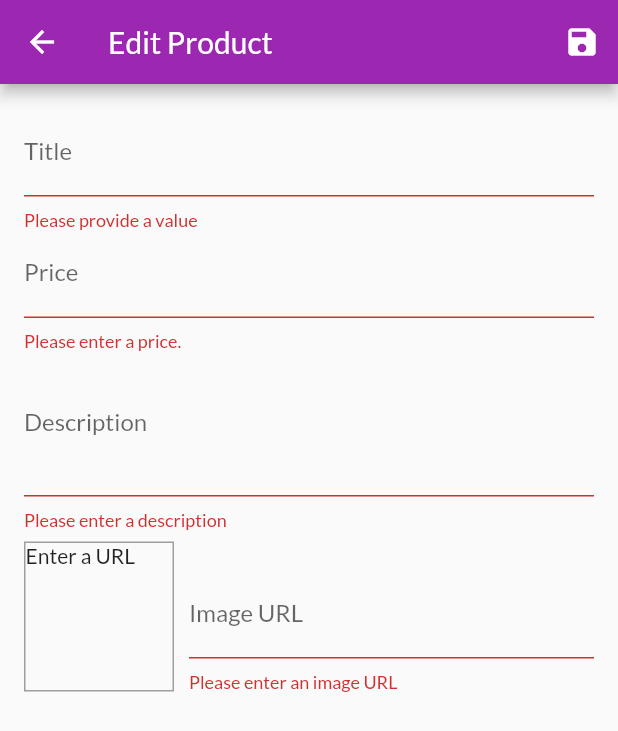
After one commit to lelinrashed/Shop-App, a Flutter app: the EditProductScreen screen opened by its route, after a tap on the "save" icon, on a phone screen of 412 x 824 dp. The commit adds this screen. Shown: the top 731 px of the screen. Run offline on Flutter 3.47's test engine with Material 2 defaults, Android fonts, the phone set to English and light mode, and no system bars; network calls fail.

Commit message:
Push after setup the product manage form

```diff
--- a/lib/main.dart
+++ b/lib/main.dart
@@ -1,5 +1,7 @@
 import 'package:flutter/material.dart';
 import 'package:provider/provider.dart';
+import './screens/edit_product_screen.dart';
+import './screens/user_products_screen.dart';
 import './screens/order_screen.dart';
 import './providers/orders.dart';
 import './screens/cart_screen.dart';
@@ -37,6 +39,8 @@ class MyApp extends StatelessWidget {
           ProductDetailScreen.routeName: (ctx) => ProductDetailScreen(),
           CartScreen.routeName: (ctx) => CartScreen(),
           OrderScreen.routeName: (ctx) => OrderScreen(),
+          UserProductsScreen.routeName: (ctx) => UserProductsScreen(),
+          EditProductScreen.routeName: (ctx) => EditProductScreen(),
         },
       ),
     );
--- a/lib/providers/products.dart
+++ b/lib/providers/products.dart
@@ -1,6 +1,5 @@
 import 'package:flutter/material.dart';
 import './product.dart';
-
 
 class Products with ChangeNotifier {
   List<Product> _items = [
@@ -50,9 +49,31 @@ class Products with ChangeNotifier {
     return _items.firstWhere((prod) => prod.id == id);
   }
 
+  void addProduct(Product product) {
+    final newProduct = Product(
+      title: product.title,
+      price: product.price,
+      description: product.description,
+      imageUrl: product.imageUrl,
+      id: DateTime.now().toString(),
+    );
+    _items.insert(0, newProduct);
+    notifyListeners();
+  }
 
-  void addProduct() {
-    // _items.add(value);
+  void updateProduct(String id, Product newProduct) {
+    final prodIndex = _items.indexWhere((prod) => prod.id == id);
+    if (prodIndex >= 0) {
+      _items[prodIndex] = newProduct;
+      notifyListeners();
+    } else {
+      print('...');
+    }
+  }
+
+
+  void deleteProduct(String id) {
+    _items.removeWhere((prod) => prod.id == id);
     notifyListeners();
   }
 
--- /dev/null
+++ b/lib/screens/edit_product_screen.dart
@@ -0,0 +1,276 @@
+import 'package:flutter/material.dart';
+import 'package:provider/provider.dart';
+import '../providers/product.dart';
+import '../providers/products.dart';
+
+class EditProductScreen extends StatefulWidget {
+  static const routeName = '/edit-product';
+
+  @override
+  _EditProductScreenState createState() => _EditProductScreenState();
+}
+
+class _EditProductScreenState extends State<EditProductScreen> {
+  final _priceFocusNode = FocusNode();
+  final _descriptionFocusNode = FocusNode();
+  final _imageUrlController = TextEditingController();
+  final _imageUrlFocusNode = FocusNode();
+
+  final _form = GlobalKey<FormState>();
+
+  var _editedProduct = Product(
+    id: null,
+    title: '',
+    price: 0,
+    description: '',
+    imageUrl: '',
+  );
+
+  var _initValues = {
+    'title': '',
+    'description': '',
+    'price': '',
+    'imageUrl': '',
+  };
+
+  var _isInit = true;
+
+  @override
+  void initState() {
+    _imageUrlFocusNode.addListener(_updateImageUrl);
+    super.initState();
+  }
+
+  @override
+  void didChangeDependencies() {
+    if (_isInit) {
+      final productId = ModalRoute.of(context).settings.arguments as String;
+      if (productId != null) {
+        final product =
+            Provider.of<Products>(context, listen: false).findById(productId);
+        _editedProduct = product;
+        _initValues = {
+          'title': _editedProduct.title,
+          'description': _editedProduct.description,
+          'price': _editedProduct.price.toString(),
+          // 'imageUrl': _editedProduct.imageUrl,
+          'imageUrl': '',
+        };
+        _imageUrlController.text = _editedProduct.imageUrl;
+      }
+    }
+    _isInit = false;
+    super.didChangeDependencies();
+  }
+
+  @override
+  void dispose() {
+    _imageUrlFocusNode.removeListener(_updateImageUrl);
+    _priceFocusNode.dispose();
+    _descriptionFocusNode.dispose();
+    _imageUrlController.dispose();
+    _imageUrlFocusNode.dispose();
+    super.dispose();
+  }
+
+  void _updateImageUrl() {
+    if (!_imageUrlFocusNode.hasFocus) {
+      if ((!_imageUrlController.text.startsWith('http') &&
+              !_imageUrlController.text.startsWith('https')) ||
+          (!_imageUrlController.text.endsWith('.png') &&
+              !_imageUrlController.text.endsWith('.jpg') &&
+              !_imageUrlController.text.endsWith('.jpeg'))) {
+        return;
+      }
+      setState(() {});
+    }
+  }
+
+  void _saveForm() {
+    final isValid = _form.currentState.validate();
+    if (!isValid) {
+      return;
+    }
+    _form.currentState.save();
+
+    if (_editedProduct.id != null) {
+      Provider.of<Products>(context, listen: false)
+          .updateProduct(_editedProduct.id, _editedProduct);
+    } else {
+      Provider.of<Products>(context, listen: false).addProduct(_editedProduct);
+    }
+    Navigator.of(context).pop();
+  }
+
+  @override
+  Widget build(BuildContext context) {
+    return Scaffold(
+      appBar: AppBar(
+        title: Text('Edit Product'),
+        actions: <Widget>[
+          IconButton(
+            icon: Icon(Icons.save),
+            onPressed: _saveForm,
+          ),
+        ],
+      ),
+      body: Padding(
+        padding: const EdgeInsets.all(16.0),
+        child: Form(
+          key: _form,
+          child: ListView(
+            children: <Widget>[
+              TextFormField(
+                initialValue: _initValues['title'],
+                decoration: InputDecoration(
+                  labelText: 'Title',
+                ),
+                textInputAction: TextInputAction.next,
+                onFieldSubmitted: (_) {
+                  FocusScope.of(context).requestFocus(_priceFocusNode);
+                },
+                validator: (value) {
+                  if (value.isEmpty) {
+                    return 'Please provide a value';
+                  }
+                  return null;
+                },
+                onSaved: (value) {
+                  _editedProduct = Product(
+                    title: value,
+                    price: _editedProduct.price,
+                    description: _editedProduct.description,
+                    imageUrl: _editedProduct.imageUrl,
+                    id: _editedProduct.id,
+                    isFavourit: _editedProduct.isFavourit,
+                  );
+                },
+              ),
+              TextFormField(
+                initialValue: _initValues['price'],
+                decoration: InputDecoration(labelText: 'Price'),
+                textInputAction: TextInputAction.next,
+                keyboardType: TextInputType.number,
+                focusNode: _priceFocusNode,
+                onFieldSubmitted: (_) {
+                  FocusScope.of(context).requestFocus(_descriptionFocusNode);
+                },
+                validator: (value) {
+                  if (value.isEmpty) {
+                    return 'Please enter a price.';
+                  }
+                  if (double.tryParse(value) == null) {
+                    return 'Please enter a valid number';
+                  }
+                  if (double.parse(value) <= 0) {
+                    return 'Please enter a number greater than zero.';
+                  }
+                  return null;
+                },
+                onSaved: (value) {
+                  _editedProduct = Product(
+                    title: _editedProduct.title,
+                    price: double.parse(value),
+                    description: _editedProduct.description,
+                    imageUrl: _editedProduct.imageUrl,
+                    id: _editedProduct.id,
+                    isFavourit: _editedProduct.isFavourit,
+                  );
+                },
+              ),
+              TextFormField(
+                initialValue: _initValues['description'],
+                decoration: InputDecoration(labelText: 'Description'),
+                maxLines: 3,
+                keyboardType: TextInputType.multiline,
+                focusNode: _descriptionFocusNode,
+                validator: (value) {
+                  if (value.isEmpty) {
+                    return 'Please enter a description';
+                  }
+                  if (value.length < 10) {
+                    return 'Should be at least 10 characters long';
+                  }
+                },
+                onSaved: (value) {
+                  _editedProduct = Product(
+                    title: _editedProduct.title,
+                    price: _editedProduct.price,
+                    description: value,
+                    imageUrl: _editedProduct.imageUrl,
+                    id: _editedProduct.id,
+                    isFavourit: _editedProduct.isFavourit,
+                  );
+                },
+              ),
+              Row(
+                crossAxisAlignment: CrossAxisAlignment.end,
+                children: <Widget>[
+                  Container(
+                    width: 100,
+                    height: 100,
+                    margin: EdgeInsets.only(
+                      top: 8,
+                      right: 10,
+                    ),
+                    decoration: BoxDecoration(
+                      border: Border.all(
+                        width: 1,
+                        color: Colors.grey,
+                      ),
+                    ),
+                    child: _imageUrlController.text.isEmpty
+                        ? Text('Enter a URL')
+                        : FittedBox(
+                            child: Image.network(
+                              _imageUrlController.text,
+                            ),
+                            fit: BoxFit.cover,
+                          ),
+                  ),
+                  Expanded(
+                    child: TextFormField(
+                      decoration: InputDecoration(labelText: 'Image URL'),
+                      keyboardType: TextInputType.url,
+                      textInputAction: TextInputAction.done,
+                      controller: _imageUrlController,
+                      focusNode: _imageUrlFocusNode,
+                      onFieldSubmitted: (_) {
+                        _saveForm();
+                      },
+                      validator: (value) {
+                        if (value.isEmpty) {
+                          return 'Please enter an image URL';
+                        }
+                        if (!value.startsWith('http') &&
+                            !value.startsWith('https')) {
+                          return 'Please enter a valid URL';
+                        }
+                        if (!value.endsWith('.png') &&
+                            !value.endsWith('.jpg') &&
+                            !value.endsWith('.jpeg')) {
+                          return 'Please enter a valid Image URL';
+                        }
+                        return null;
+                      },
+                      onSaved: (value) {
+                        _editedProduct = Product(
+                          title: _editedProduct.title,
+                          price: _editedProduct.price,
+                          description: _editedProduct.description,
+                          imageUrl: value,
+                          id: _editedProduct.id,
+                          isFavourit: _editedProduct.isFavourit,
+                        );
+                      },
+                    ),
+                  ),
+                ],
+              ),
+            ],
+          ),
+        ),
+      ),
+    );
+  }
+}
```
Also changed, not shown: lib/providers/cart.dart (+26 -4 lines), lib/screens/user_products_screen.dart (added, +45 -0 lines), lib/widgets/app_drawer.dart (+9 -0 lines), lib/widgets/cart_item.dart (+23 -0 lines), lib/widgets/product_item.dart (+10 -0 lines), lib/widgets/user_product_item.dart (added, +47 -0 lines).
